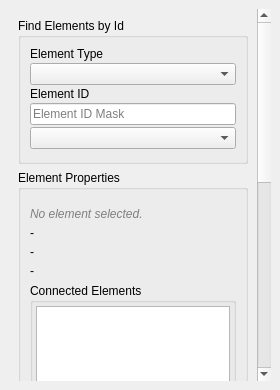
Before: the Qt Designer form ui/queries/qgisred_element_explorer_dock.ui in qgisred/QGISRed, drawn with Qt 5.
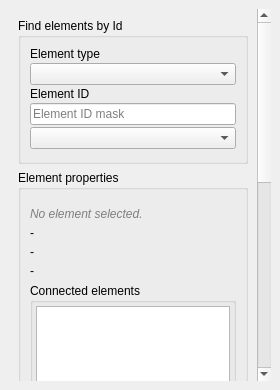
After: the same form once the commit is applied. Custom widgets are drawn as their Qt base class.

What changed in the file:
```diff
--- a/ui/queries/qgisred_element_explorer_dock.ui
+++ b/ui/queries/qgisred_element_explorer_dock.ui
@@ -45,7 +45,7 @@
         <item>
          <widget class="QgsCollapsibleGroupBox" name="mFindElementsGroupBox">
           <property name="title">
-           <string>Find Elements by Id</string>
+           <string>Find elements by Id</string>
           </property>
           <property name="collapsed">
            <bool>true</bool>
@@ -71,7 +71,7 @@
              <item>
               <widget class="QLabel" name="label_3">
                <property name="text">
-                <string>Element Type</string>
+                <string>Element type</string>
                </property>
               </widget>
              </item>
@@ -101,7 +101,7 @@
                 </sizepolicy>
                </property>
                <property name="placeholderText">
-                <string>Element ID Mask</string>
+                <string>Element ID mask</string>
                </property>
               </widget>
              </item>
@@ -138,7 +138,7 @@
         <item>
          <widget class="QgsCollapsibleGroupBox" name="mElementPropertiesGroupBox">
           <property name="title">
-           <string>Element Properties</string>
+           <string>Element properties</string>
           </property>
           <property name="collapsed">
            <bool>true</bool>
@@ -217,7 +217,7 @@
                 </size>
                </property>
                <property name="title">
-                <string>Connected Elements</string>
+                <string>Connected elements</string>
                </property>
                <layout class="QVBoxLayout" name="verticalLayout_4">
                 <property name="spacing">
```
Left out of the diff: 2 changed lines with no effect on the pictures.
